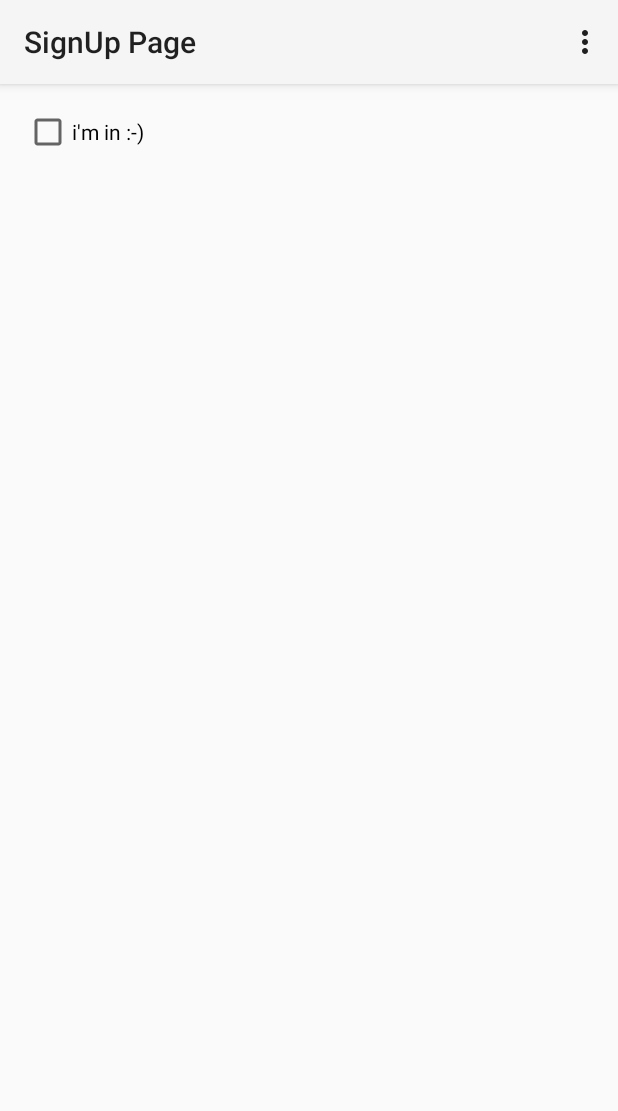
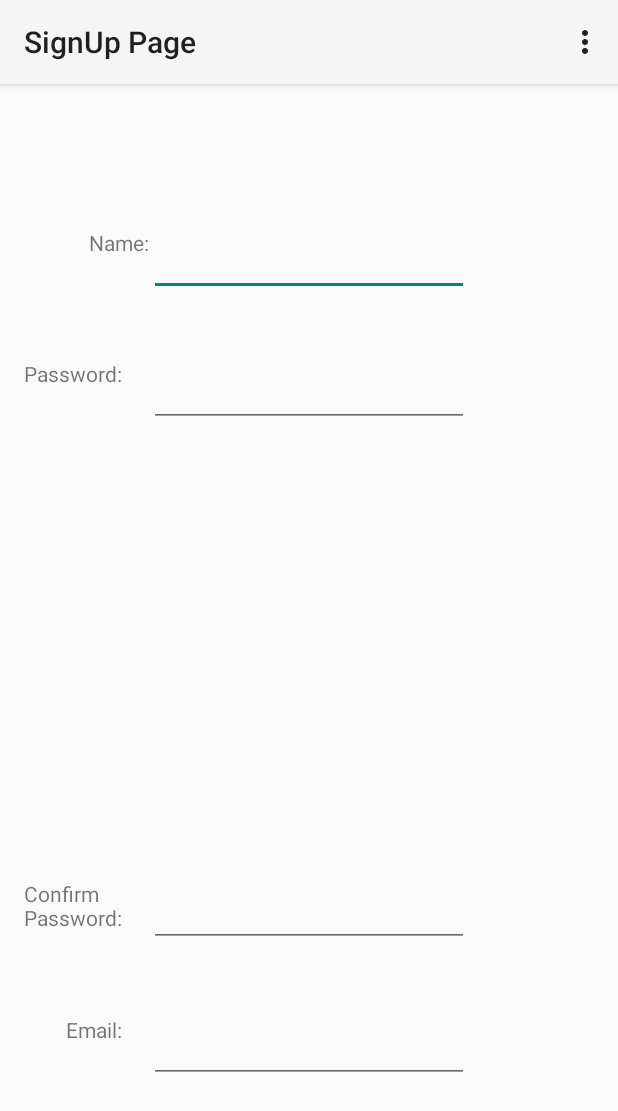
Before and after one commit to MathiasHaudgaard/AndroidProject, an Android app: the SignUpActivity screen opened directly, with no data from a screen before it, on a phone screen of 412 x 824 dp. Shown: the top 1111 px of the screen. Run offline under Robolectric (Android 15) with nearby library versions, the light colour scheme and no system bars.

Commit message:
Add layout to the to the signup activity

```diff
--- a/app/src/main/res/layout/layout_signup.xml
+++ b/app/src/main/res/layout/layout_signup.xml
@@ -7,12 +7,81 @@
     android:paddingTop="@dimen/activity_vertical_margin"
     android:paddingBottom="@dimen/activity_vertical_margin"
     tools:context=".SignUpActivity"
-    >
+    android:id="@+id/layout_signup">
 
 
-    <CheckBox
+    <EditText
         android:layout_width="wrap_content"
         android:layout_height="wrap_content"
-        android:text="i'm in :-)"/>
+        android:inputType="textPersonName"
+        android:ems="10"
+        android:id="@+id/NameBox"
+        android:layout_alignParentTop="true"
+        android:layout_centerHorizontal="true"
+        android:layout_marginTop="80dp" />
 
+    <EditText
+        android:layout_width="wrap_content"
+        android:layout_height="wrap_content"
+        android:inputType="textPassword"
+        android:ems="10"
+        android:id="@+id/PasswordBox"
+        android:layout_below="@+id/NameBox"
+        android:layout_centerHorizontal="true"
+        android:layout_marginTop="42dp" />
+
+    <EditText
+        android:layout_width="wrap_content"
+        android:layout_height="wrap_content"
+        android:inputType="textPassword"
+        android:ems="10"
+        android:id="@+id/confirmPasswordBox"
+        android:layout_marginBottom="45dp"
+        android:layout_above="@+id/Adress"
+        android:layout_alignStart="@+id/Adress" />
+
+    <EditText
+        android:layout_width="wrap_content"
+        android:layout_height="wrap_content"
+        android:inputType="textPostalAddress"
+        android:ems="10"
+        android:id="@+id/Adress"
+        android:layout_marginBottom="86dp"
+        android:layout_alignParentBottom="true"
+        android:layout_centerHorizontal="true" />
+
+    <TextView
+        android:layout_width="wrap_content"
+        android:layout_height="wrap_content"
+        android:textAppearance="?android:attr/textAppearanceSmall"
+        android:text="Name:"
+        android:id="@+id/NameView"
+        android:layout_alignTop="@+id/NameBox"
+        android:layout_toStartOf="@+id/NameBox" />
+
+    <TextView
+        android:layout_width="wrap_content"
+        android:layout_height="wrap_content"
+        android:textAppearance="?android:attr/textAppearanceSmall"
+        android:text="Password:"
+        android:id="@+id/passwordView"
+        android:layout_alignTop="@+id/PasswordBox"
+        />
+
+    <TextView
+        android:layout_width="120dp"
+        android:layout_height="wrap_content"
+        android:text="Confirm\nPassword:"
+        android:id="@+id/ConfirmPasswordView"
+        android:textAlignment="gravity"
+        android:layout_alignTop="@+id/confirmPasswordBox"
+        android:layout_toStartOf="@+id/confirmPasswordBox" />
+
+    <TextView
+        android:layout_width="wrap_content"
+        android:layout_height="wrap_content"
+        android:text="Email:"
+        android:id="@+id/EmailAdressView"
+        android:layout_below="@+id/confirmPasswordBox"
+        android:layout_alignEnd="@+id/passwordView" />
 </RelativeLayout>
```
